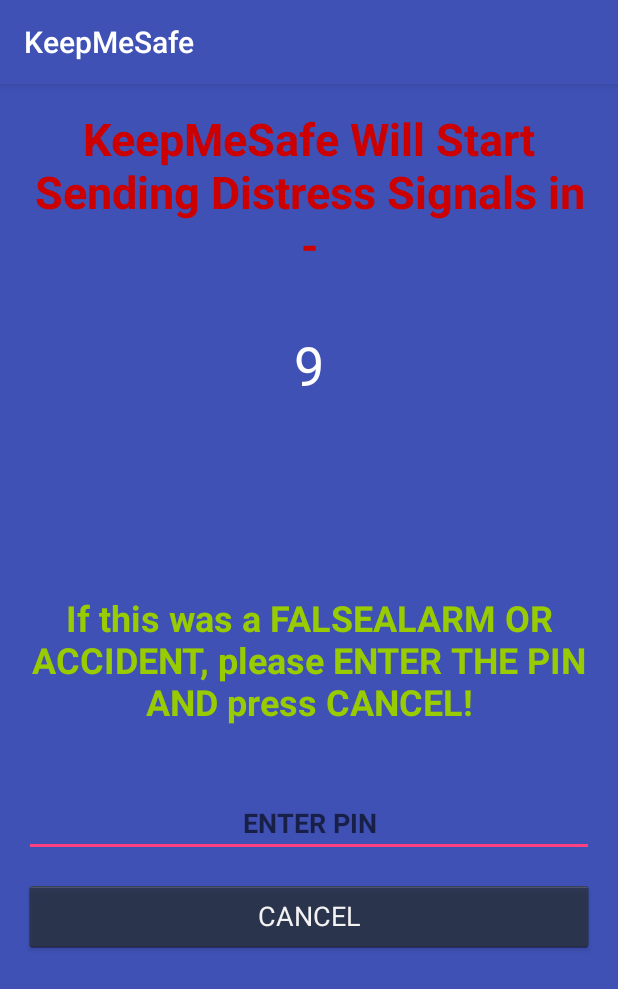
After one commit to viveksvdy2014/KeepMeSafe, an Android app: the confirmationScreen screen opened directly, with no data from a screen before it, on a phone screen of 412 x 824 dp. The commit adds this screen. Shown: the top 989 px of the screen. Run offline under Robolectric (Android 15) with nearby library versions, the phone set to English and light mode, and no system bars.

Commit message:
Added Confirmation Page and Moved some functions from Mainactivity to new Activity

```diff
--- a/app/src/main/AndroidManifest.xml
+++ b/app/src/main/AndroidManifest.xml
@@ -36,9 +36,10 @@
         <service
             android:name=".SMSReader"
             android:enabled="true"
-            android:exported="true"></service>
+            android:exported="true" />
 
-        <activity android:name=".ContactSelection"></activity>
+        <activity android:name=".ContactSelection" />
+        <activity android:name=".confirmationScreen"></activity>
     </application>
 
 </manifest>
--- a/app/src/main/java/com/speedyapps/keepyousafe/alarmService.java
+++ b/app/src/main/java/com/speedyapps/keepyousafe/alarmService.java
@@ -23,14 +23,14 @@ public class alarmService extends Service {
 
         super.onCreate();
         mediaPlayer = MediaPlayer.create(this,R.raw.danger);
-        forceFullVolume();
+       // forceFullVolume();
     }
 
     @Override
     public int onStartCommand(Intent intent, int flags, int startId) {
         mediaPlayer.start();
 
-        forceFullVolume();
+      //  forceFullVolume();
         return super.onStartCommand(intent, flags, startId);
     }
 
--- /dev/null
+++ b/app/src/main/java/com/speedyapps/keepyousafe/confirmationScreen.java
@@ -0,0 +1,94 @@
+package com.speedyapps.keepyousafe;
+
+import android.content.Context;
+import android.content.Intent;
+import android.content.SharedPreferences;
+import android.os.Handler;
+import android.support.v7.app.AppCompatActivity;
+import android.os.Bundle;
+import android.telephony.SmsManager;
+import android.util.Log;
+import android.view.View;
+import android.widget.EditText;
+import android.widget.TextView;
+import android.widget.Toast;
+
+import org.w3c.dom.Text;
+
+public class confirmationScreen extends AppCompatActivity {
+    TextView textView ;
+    EditText editText ;
+    SharedPreferences sharedpreferences,sp,shared;
+    String n,n1;
+    int count,i;
+    public static String file1 = "MyPREFERENCES";
+    public static String file2 = "PREFERENCES";
+    public static String file3 = "COUNT";
+    Handler handler;
+    Intent alarmIntent ;
+    Runnable run;
+    @Override
+    protected void onCreate(Bundle savedInstanceState) {
+        super.onCreate(savedInstanceState);
+        setContentView(R.layout.activity_confirmation_screen);
+        handler=new Handler();
+        alarmIntent = new Intent(confirmationScreen.this,alarmService.class);
+        textView= (TextView)findViewById(R.id.countDown);
+        editText=(EditText)findViewById(R.id.editTextPIN);
+        sharedpreferences = getSharedPreferences(file1, Context.MODE_PRIVATE);
+        sp = getSharedPreferences(file2, Context.MODE_PRIVATE);
+        shared = getSharedPreferences(file3, Context.MODE_PRIVATE);
+        i=10;
+        run = new Runnable() {
+            @Override
+            public void run() {
+                textView.setText(""+i);
+                if((i--)<=0){
+                    distressCall();
+                    handler.removeCallbacks(this);
+                }
+                else
+                handler.postDelayed(this,1000);
+            }
+        };
+        handler.post(run);
+    }
+
+    public void onCancel(View view){
+        if((!editText.getText().toString().equals("2020"))&&textView.getText().toString().equals("0"))
+            distressCall();
+        else if(editText.getText().toString().equals("2020")){
+            handler.removeCallbacks(run);
+            Toast.makeText(this, "Cancelled Distress Signals!", Toast.LENGTH_SHORT).show();
+            Intent main = new Intent(confirmationScreen.this,MainActivity.class);
+            stopService(alarmIntent);
+            startActivity(main);
+        }
+
+    }
+    public void distressCall(){
+        startService(alarmIntent);
+        count = shared.getInt("count", 0);
+        Log.d("COUNT", String.valueOf(count));
+        for (int i = 1; i <= count; i++)
+        {
+            n1 = sp.getString("value" + i, "");
+            n = sharedpreferences.getString(n1, "");
+            Log.d("sub",n);
+            try
+            {
+                if(!(n.isEmpty()))
+                {
+                    sendSMS(n, "Help Me!!!!");
+                }
+            }
+            catch (Exception e){}
+        }
+    }
+    public void sendSMS(String phoneNumber, String message)
+    {
+        SmsManager sms = SmsManager.getDefault();
+        sms.sendTextMessage(phoneNumber, null, message, null, null);
+
+    }
+}
--- /dev/null
+++ b/app/src/main/res/layout/activity_confirmation_screen.xml
@@ -0,0 +1,75 @@
+<?xml version="1.0" encoding="utf-8"?>
+<RelativeLayout xmlns:android="http://schemas.android.com/apk/res/android"
+    xmlns:tools="http://schemas.android.com/tools"
+    android:id="@+id/activity_confirmation_screen"
+    android:layout_width="match_parent"
+    android:layout_height="match_parent"
+    android:paddingBottom="@dimen/activity_vertical_margin"
+    android:paddingLeft="@dimen/activity_horizontal_margin"
+    android:paddingRight="@dimen/activity_horizontal_margin"
+    android:background="@color/colorPrimary"
+    android:paddingTop="@dimen/activity_vertical_margin"
+    tools:context="com.speedyapps.keepyousafe.confirmationScreen">
+
+    <TextView
+        android:text="10"
+        android:layout_width="wrap_content"
+        android:layout_height="wrap_content"
+        android:layout_below="@+id/textView"
+        android:layout_centerHorizontal="true"
+        android:layout_marginTop="35dp"
+        android:id="@+id/countDown"
+        android:textSize="36sp"
+        android:textColor="?android:attr/textColorPrimaryInverseNoDisable" />
+
+    <TextView
+        android:text="KeepMeSafe Will Start Sending Distress Signals in -"
+        android:layout_width="wrap_content"
+        android:layout_height="wrap_content"
+        android:id="@+id/textView"
+        android:textColor="@android:color/holo_red_dark"
+        android:textSize="30sp"
+        android:textAlignment="center"
+        android:textStyle="normal|bold"
+        android:layout_alignParentTop="true"
+        android:layout_alignParentLeft="true"
+        android:layout_alignParentStart="true" />
+
+    <TextView
+        android:text="If this was a FALSEALARM OR ACCIDENT, please ENTER THE PIN AND press CANCEL!"
+        android:layout_width="wrap_content"
+        android:layout_height="wrap_content"
+        android:layout_centerVertical="true"
+        android:layout_centerHorizontal="true"
+        android:id="@+id/textView3"
+        android:textSize="24sp"
+        android:textAlignment="center"
+        android:textStyle="normal|bold"
+        android:textColor="@android:color/holo_green_light" />
+
+    <EditText
+        android:layout_width="match_parent"
+        android:layout_height="wrap_content"
+        android:inputType="numberPassword"
+        android:ems="10"
+        android:layout_below="@+id/textView3"
+        android:layout_centerHorizontal="true"
+        android:layout_marginTop="42dp"
+        android:id="@+id/editTextPIN"
+        android:hint="ENTER PIN"
+        android:textAlignment="center"
+        android:textStyle="normal|bold"
+        android:textColor="@android:color/holo_red_dark" />
+
+    <Button
+        android:text="CANCEL"
+        android:layout_width="match_parent"
+        android:layout_height="wrap_content"
+        android:layout_marginTop="15dp"
+        android:id="@+id/buttonCANCEL"
+        android:layout_below="@+id/editTextPIN"
+        android:layout_alignParentLeft="true"
+        android:layout_alignParentStart="true"
+        style="@android:style/Widget.Holo.Button"
+        android:onClick="onCancel" />
+</RelativeLayout>
--- a/app/src/main/res/layout/activity_main.xml
+++ b/app/src/main/res/layout/activity_main.xml
@@ -43,7 +43,6 @@
         android:scaleType="fitXY"
         android:layout_width="350dp"
         android:layout_height="350dp"
-        android:onClick="onClick"
         android:layout_alignParentBottom="true"
         android:layout_alignParentRight="true"
         android:layout_alignParentEnd="true" />
--- a/app/src/main/res/values/colors.xml
+++ b/app/src/main/res/values/colors.xml
@@ -1,6 +1,6 @@
 <?xml version="1.0" encoding="utf-8"?>
 <resources>
-    <color name="colorPrimary">#3F51B5</color>
-    <color name="colorPrimaryDark">#303F9F</color>
+    <color name="colorPrimary">#3f51b5</color>
+    <color name="colorPrimaryDark">#0442d4</color>
     <color name="colorAccent">#FF4081</color>
 </resources>
```
Also changed, not shown: app/src/main/java/com/speedyapps/keepyousafe/MainActivity.java (+17 -36 lines).
